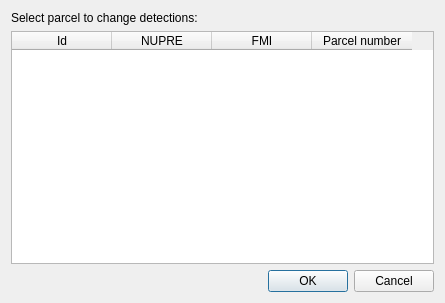
The window that asistente_ladm_col/ui/change_detection/dlg_select_parcel_change_detection.ui (SwissTierrasColombia/Asistente-LADM-COL) describes before a commit, drawn with Qt 5.
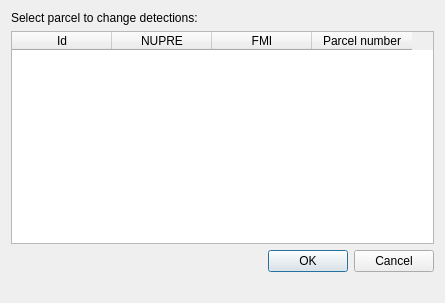
The same window after the commit.

Commit message: enable select parcel using dialog in query per parcel

The edit to the form file:
```diff
--- a/asistente_ladm_col/ui/change_detection/dlg_select_parcel_change_detection.ui
+++ b/asistente_ladm_col/ui/change_detection/dlg_select_parcel_change_detection.ui
@@ -86,6 +86,13 @@
      </property>
     </widget>
    </item>
+   <item row="2" column="0">
+    <widget class="QLabel" name="lb_message">
+     <property name="text">
+      <string/>
+     </property>
+    </widget>
+   </item>
   </layout>
  </widget>
  <resources/>
```
The commit also changes 3 other files.
